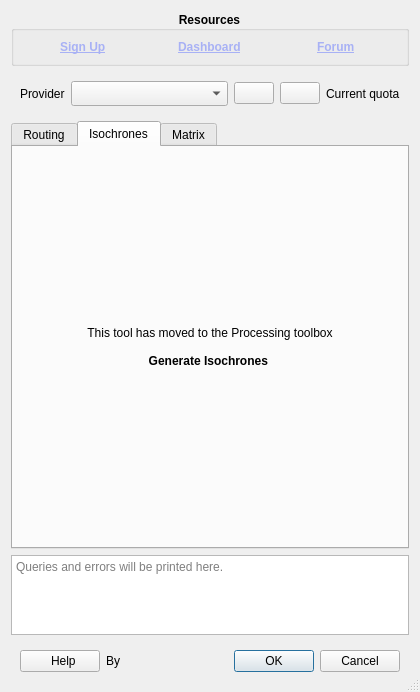
Before: the Qt Designer form ORStools/gui/ORStoolsDialogUI.ui in GIScience/orstools-qgis-plugin, drawn with Qt 5.
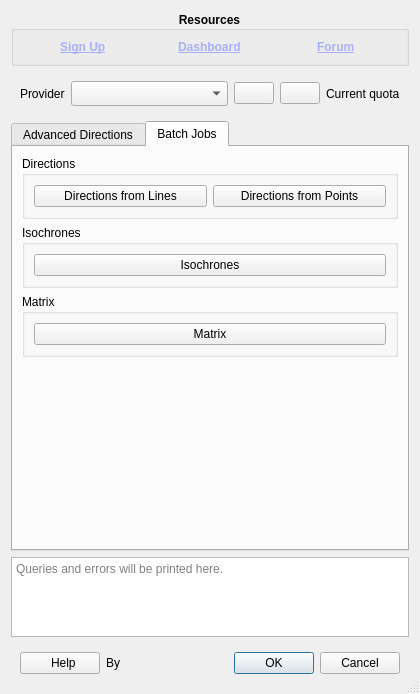
After: the same form once the commit is applied. The open tabs and pages were chosen to show the change. Icons and pictures are not drawn. Custom widgets are drawn as their Qt base class.

Commit message: processing controls in GUI, last cleanup; GH project cleanup required

What changed in the file:
```diff
--- a/ORStools/gui/ORStoolsDialogUI.ui
+++ b/ORStools/gui/ORStoolsDialogUI.ui
@@ -7,7 +7,7 @@
     <x>0</x>
     <y>0</y>
     <width>420</width>
-    <height>692</height>
+    <height>694</height>
    </rect>
   </property>
   <property name="windowTitle">
@@ -166,7 +166,7 @@
      </property>
      <widget class="QWidget" name="routing">
       <attribute name="title">
-       <string>Routing</string>
+       <string>Advanced Directions</string>
       </attribute>
       <layout class="QVBoxLayout" name="verticalLayout_7">
        <item>
@@ -505,42 +505,89 @@
      </widget>
      <widget class="QWidget" name="iso">
       <attribute name="title">
-       <string>Isochrones</string>
+       <string>Batch Jobs</string>
       </attribute>
       <layout class="QVBoxLayout" name="verticalLayout">
        <item>
-        <widget class="QLabel" name="label_7">
-         <property name="text">
-          <string>&lt;html&gt;
-&lt;center&gt;
-This tool has moved to the Processing toolbox
-&lt;br&gt;&lt;br&gt;
-&lt;b&gt;Generate Isochrones&lt;/b&gt;
-&lt;/center&gt;
-&lt;/html&gt;</string>
+        <widget class="QGroupBox" name="groupBox">
+         <property name="title">
+          <string>Directions</string>
          </property>
+         <layout class="QHBoxLayout" name="horizontalLayout">
+          <item>
+           <widget class="QPushButton" name="batch_line">
+            <property name="sizePolicy">
+             <sizepolicy hsizetype="Minimum" vsizetype="Fixed">
+              <horstretch>0</horstretch>
+              <verstretch>0</verstretch>
+             </sizepolicy>
+            </property>
+            <property name="text">
+             <string>Directions from Lines</string>
+            </property>
+           </widget>
+          </item>
+          <item>
+           <widget class="QPushButton" name="batch_point">
+            <property name="sizePolicy">
+             <sizepolicy hsizetype="Minimum" vsizetype="Fixed">
+              <horstretch>0</horstretch>
+              <verstretch>0</verstretch>
+             </sizepolicy>
+            </property>
+            <property name="text">
+             <string>Directions from Points</string>
+            </property>
+           </widget>
+          </item>
+         </layout>
         </widget>
        </item>
-      </layout>
-     </widget>
-     <widget class="QWidget" name="tab_2">
-      <attribute name="title">
-       <string>Matrix</string>
-      </attribute>
-      <layout class="QVBoxLayout" name="verticalLayout_3" stretch="0">
        <item>
-        <widget class="QLabel" name="label_4">
-         <property name="text">
-          <string>&lt;html&gt;
-&lt;center&gt;
-This tool has moved to the Processing toolbox
-&lt;br&gt;&lt;br&gt;
-&lt;b&gt;Generate Matrix&lt;/b&gt;
-&lt;/center&gt;
-&lt;/html&gt;</string>
+        <widget class="QGroupBox" name="groupBox_2">
+         <property name="title">
+          <string>Isochrones</string>
          </property>
+         <layout class="QHBoxLayout" name="horizontalLayout_4">
+          <item>
+           <widget class="QPushButton" name="batch_iso">
+            <property name="text">
+             <string>Isochrones</string>
+            </property>
+           </widget>
+          </item>
+         </layout>
         </widget>
        </item>
+       <item>
+        <widget class="QGroupBox" name="groupBox_3">
+         <property name="title">
+          <string>Matrix</string>
+         </property>
+         <layout class="QHBoxLayout" name="horizontalLayout_5">
+          <item>
+           <widget class="QPushButton" name="batch_matrix">
+            <property name="text">
+             <string>Matrix</string>
+            </property>
+           </widget>
+          </item>
+         </layout>
+        </widget>
+       </item>
+       <item>
+        <spacer name="verticalSpacer">
+         <property name="orientation">
+          <enum>Qt::Vertical</enum>
+         </property>
+         <property name="sizeHint" stdset="0">
+          <size>
+           <width>20</width>
+           <height>40</height>
+          </size>
+         </property>
+        </spacer>
+       </item>
       </layout>
      </widget>
     </widget>
```
Left out of the diff: 4 changed lines with no effect on the pictures. The commit also changes 7 other files.
